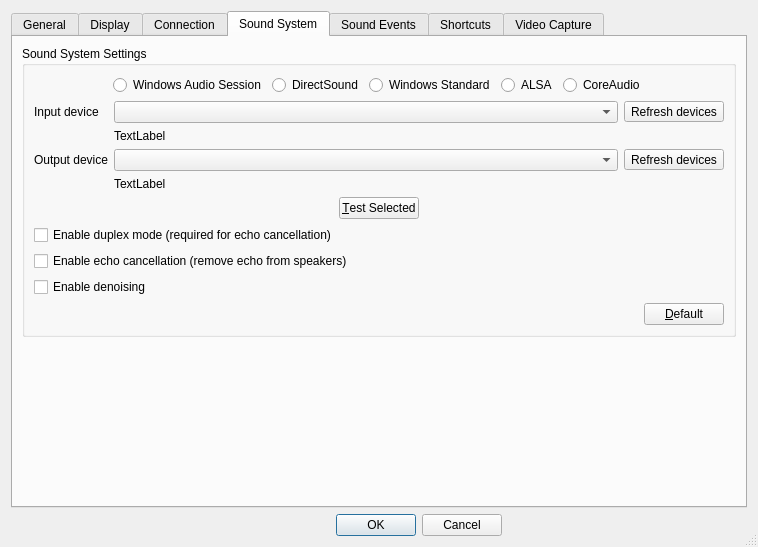
Above: qtTeamTalk/preferences.ui from BearWare/TeamTalk5 before the change. Below: the same form after it.
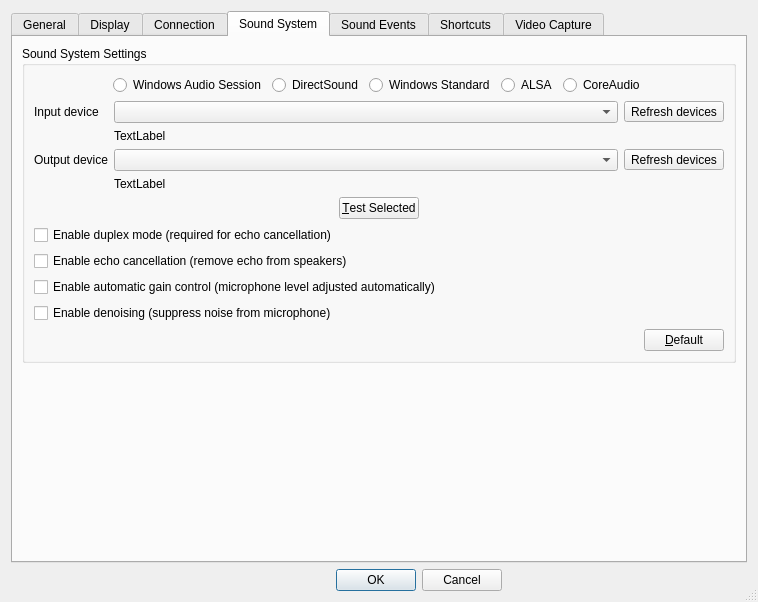
That is the form after the change. The open tabs and pages were chosen to show the change. Icons and pictures are not drawn.

```diff
--- a/qtTeamTalk/preferences.ui
+++ b/qtTeamTalk/preferences.ui
@@ -7,7 +7,7 @@
     <x>0</x>
     <y>0</y>
     <width>758</width>
-    <height>547</height>
+    <height>602</height>
    </rect>
   </property>
   <property name="windowTitle">
@@ -999,10 +999,17 @@
             </property>
            </widget>
           </item>
+          <item>
+           <widget class="QCheckBox" name="agcBox">
+            <property name="text">
+             <string>Enable automatic gain control (microphone level adjusted automatically)</string>
+            </property>
+           </widget>
+          </item>
           <item>
            <widget class="QCheckBox" name="denoisingBox">
             <property name="text">
-             <string>Enable denoising</string>
+             <string>Enable denoising (suppress noise from microphone)</string>
             </property>
            </widget>
           </item>
```
Left out of the diff: 1 changed line with no effect on the pictures.
